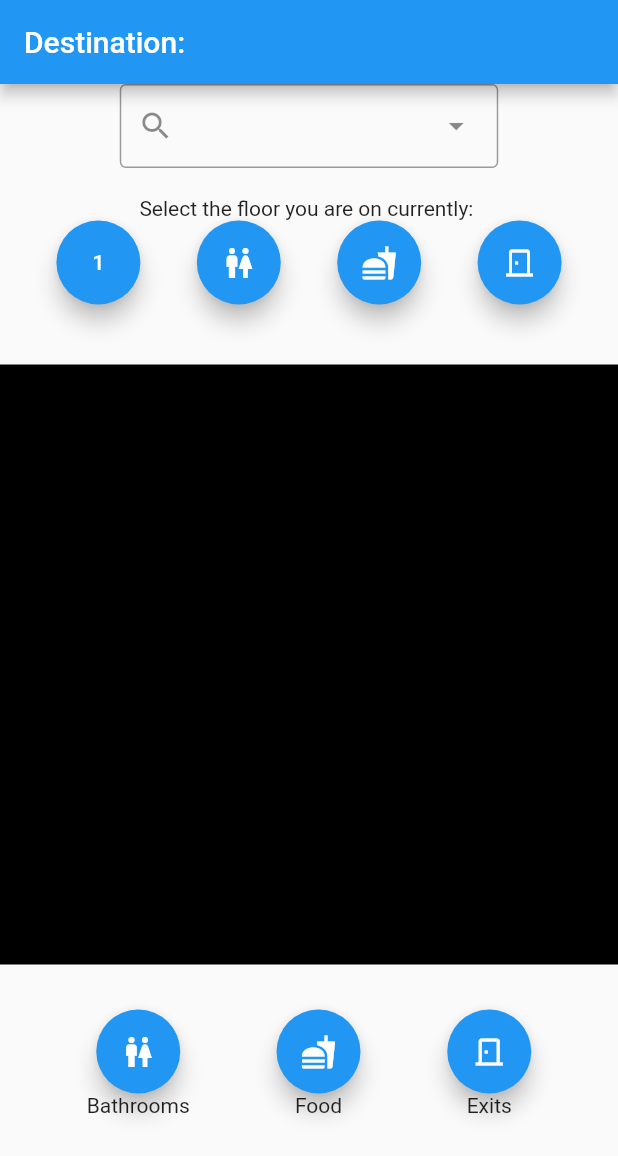
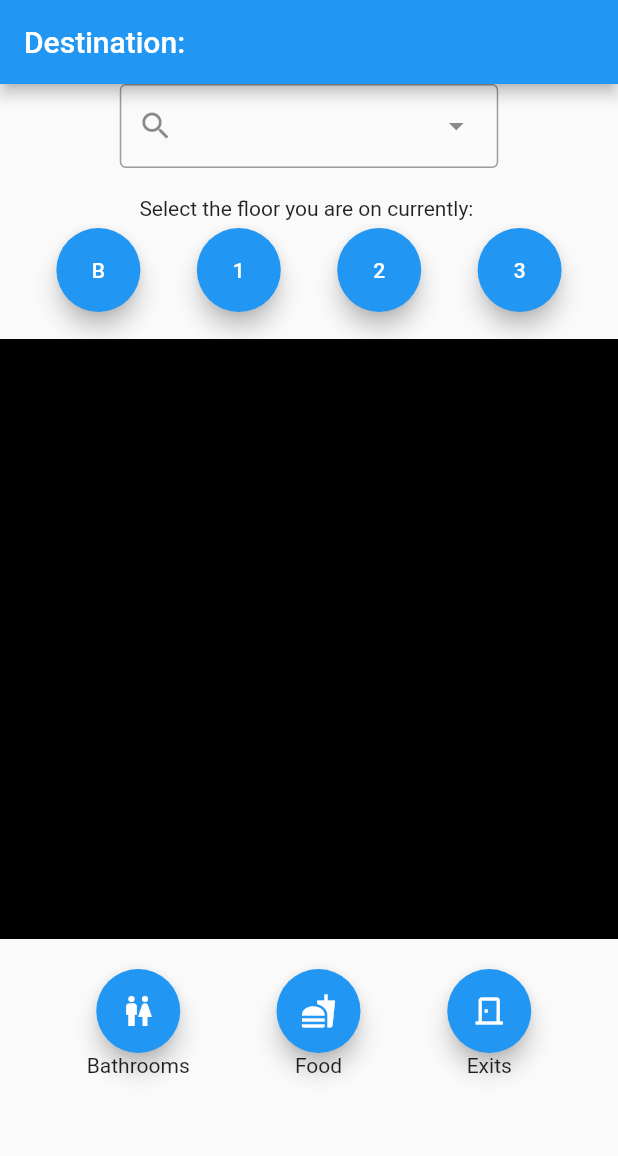
Before and after one commit to kateG03/HackOhio11, a Flutter app: the FloatingActionButtonExample screen opened directly, on a phone screen of 412 x 824 dp. Shown: the top 1156 px of the screen. Run offline on Flutter 3.47's test engine with Material 2 defaults, Android fonts, the phone set to English and light mode, and no system bars; our stand-ins replace geolocator.

Commit message:
numbered buttons

```diff
--- a/lib/UI/search_screen2.dart
+++ b/lib/UI/search_screen2.dart
@@ -61,7 +61,7 @@ class _FloatingActionButtonExampleState
                   )),
               const Divider(height: 25, color: Color.fromARGB(0, 0, 0, 0)),
               Text("Select the floor you are on currently: "),
-
+            const Divider(height: 5, color: Color.fromARGB(0, 0, 0, 0)),
               Row(
                 mainAxisAlignment: MainAxisAlignment.spaceEvenly,
                 children: [
@@ -77,7 +77,7 @@ class _FloatingActionButtonExampleState
                         foregroundColor: customizations[index].$1,
                         backgroundColor: customizations[index].$2,
                         shape: customizations[index].$3,
-                        child: const Text("1")
+                        child: const Text("B")
                         )
                   ]),
                   Column(children: [
@@ -91,7 +91,7 @@ class _FloatingActionButtonExampleState
                       foregroundColor: customizations[index].$1,
                       backgroundColor: customizations[index].$2,
                       shape: customizations[index].$3,
-                      child: const Icon(Icons.wc),
+                      child: const Text("1"),
                     ),
                   ]),
                   Column(children: [
@@ -105,7 +105,7 @@ class _FloatingActionButtonExampleState
                       foregroundColor: customizations[index].$1,
                       backgroundColor: customizations[index].$2,
                       shape: customizations[index].$3,
-                      child: const Icon(Icons.fastfood),
+                      child: const Text("2"),
                     ),
                   ]),
                   Column(children: [
@@ -119,16 +119,16 @@ class _FloatingActionButtonExampleState
                       foregroundColor: customizations[index].$1,
                       backgroundColor: customizations[index].$2,
                       shape: customizations[index].$3,
-                      child: const Icon(Icons.door_back_door_outlined),
+                      child: const Text("3"),
                     ),
                   ]),
                 ],
               ),
 
-              const Divider(height: 40, color: Color.fromARGB(0, 0, 0, 0)),
+              const Divider(height: 18, color: Color.fromARGB(0, 0, 0, 0)),
               Container(height: 400, color: const Color.fromARGB(255, 0, 0, 0)),
               const Divider(
-                  height: 30, color: const Color.fromARGB(0, 0, 0, 0)),
+                  height: 20, color: const Color.fromARGB(0, 0, 0, 0)),
               Row(
                 mainAxisAlignment: MainAxisAlignment.spaceEvenly,
                 children: [
```
